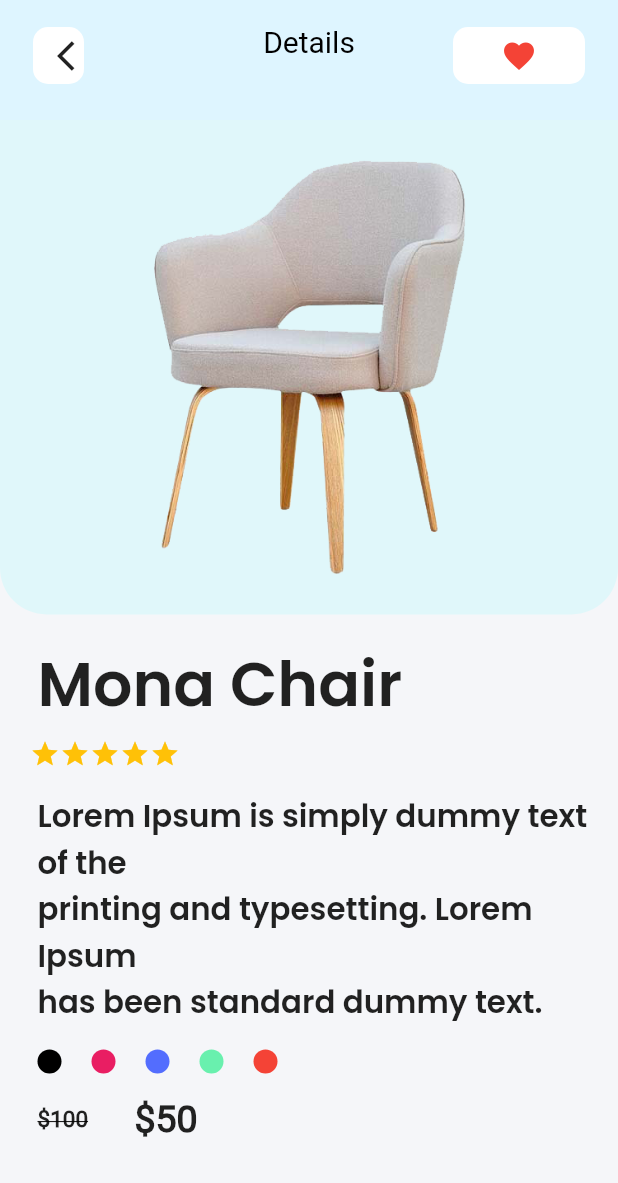
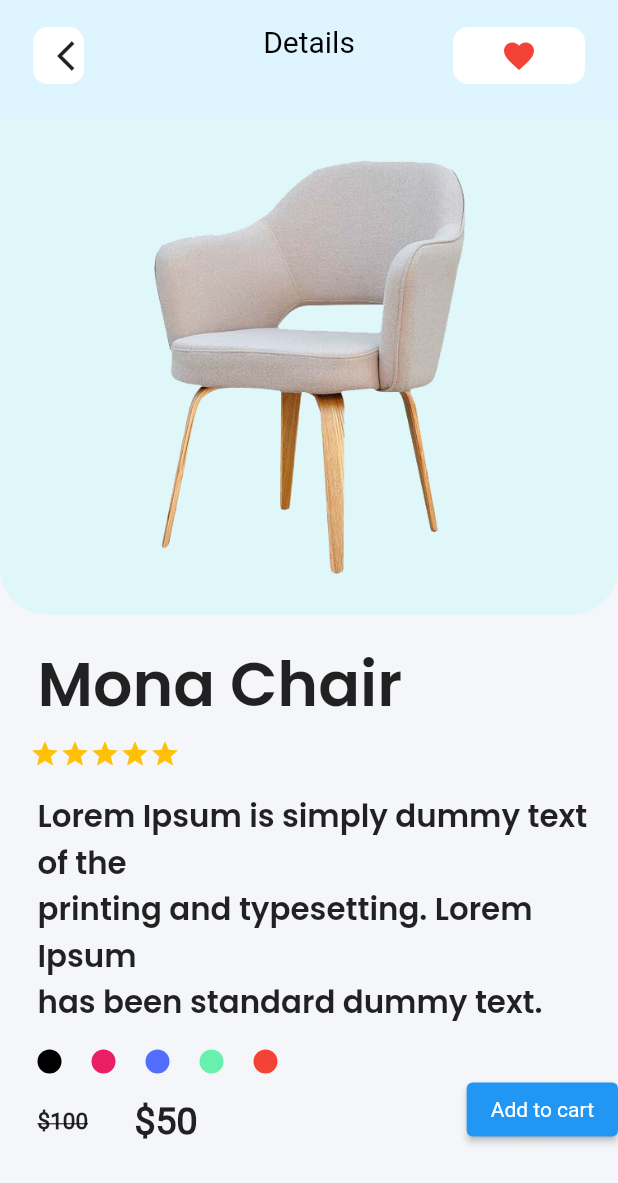
Before and after one commit to PrantoMondal/Furniture_App, a Flutter app: the DetailsPage screen opened directly, on a phone screen of 412 x 824 dp. Shown: the top 1183 px of the screen. Run offline on Flutter 3.47's test engine with Material 2 defaults, Android fonts, the phone set to English and light mode, and no system bars.

Commit message:
detail page almost done

```diff
--- a/lib/pages/details.dart
+++ b/lib/pages/details.dart
@@ -1,6 +1,8 @@
+import 'package:flutter/cupertino.dart';
 import 'package:flutter/material.dart';
 import 'package:furniture_app/models/models.dart';
 import 'package:furniture_app/widgets/details_page_app_bar.dart';
+
 
 class DetailsPage extends StatelessWidget {
   const DetailsPage({Key? key}) : super(key: key);
@@ -32,6 +34,7 @@ class DetailsPage extends StatelessWidget {
               ),
             ),
           ),
+      // TODO:dot Widget
           Container(
             width: double.infinity,
             decoration: BoxDecoration(
@@ -182,6 +185,14 @@ class DetailsPage extends StatelessWidget {
                     ],
                   ),
                 ),
+                ElevatedButton(
+                  style: ElevatedButton.styleFrom(
+                    primary: Colors.blue, // background
+                    onPrimary: Colors.white, // foreground
+                  ),
+                  onPressed: () { },
+                  child: Text('Add to cart'),
+                )
 
               ],
             ),
```
